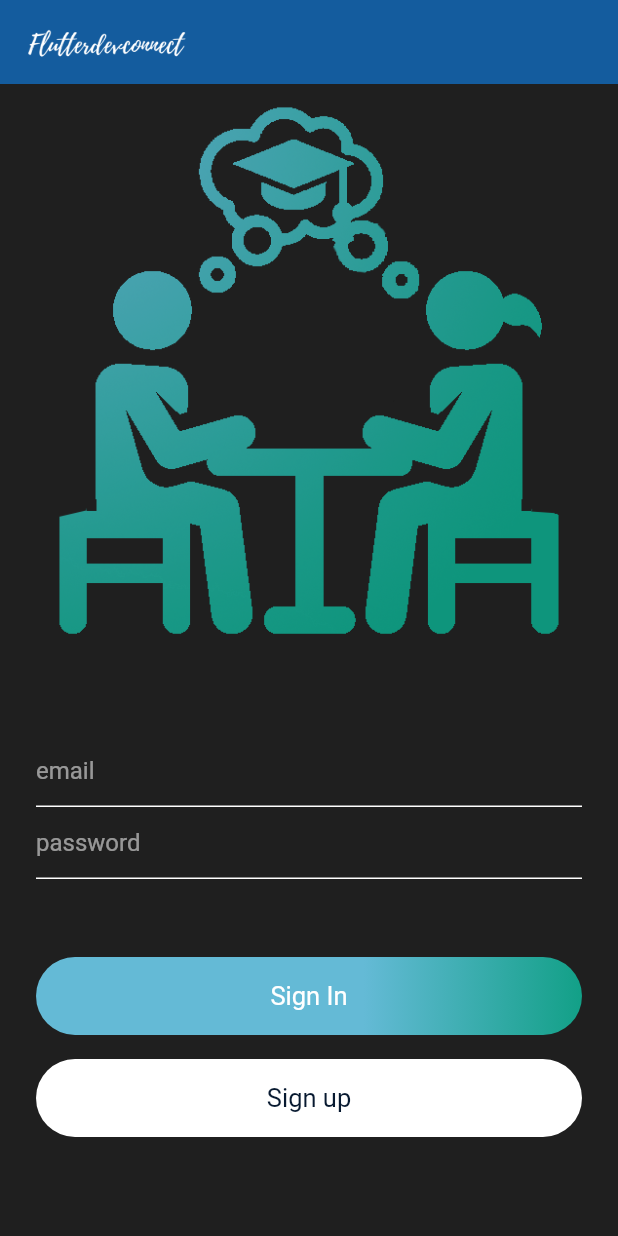
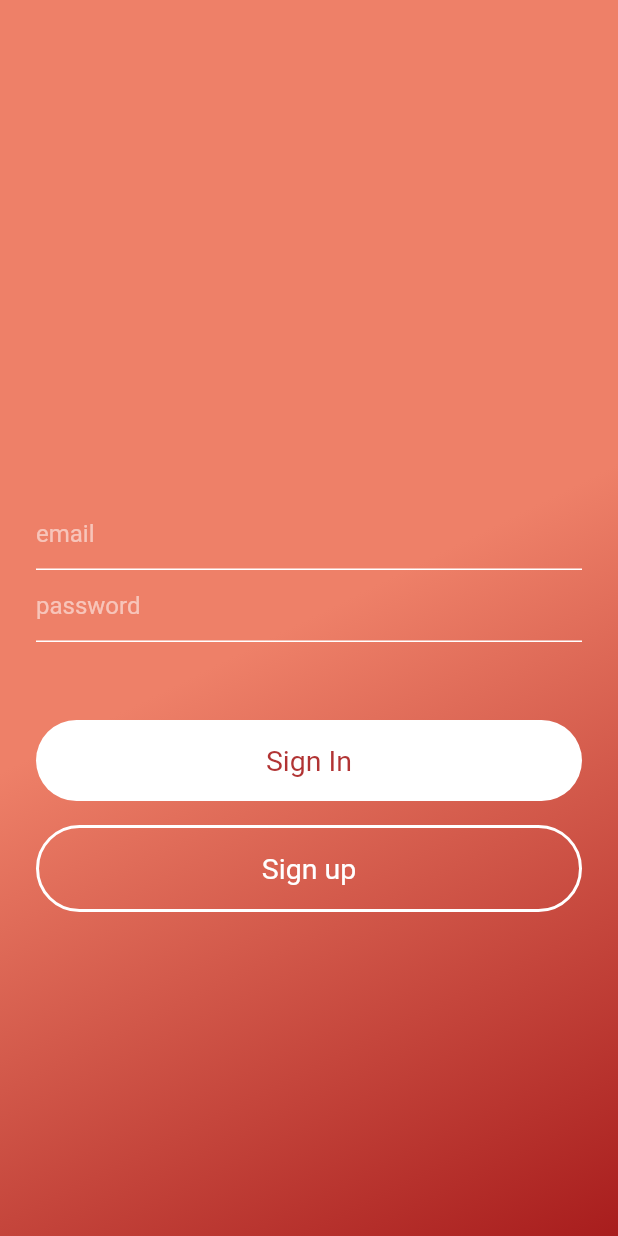
Before and after one commit to maximgnezdov/LetsStudy, a Flutter app: the screen it shows after launch, on a phone screen of 412 x 824 dp. Run offline on Flutter 3.47's test engine with Material 2 defaults, Android fonts, the phone set to English and light mode, and no system bars; our stand-ins replace cloud_firestore, firebase_auth, google_sign_in, shared_preferences; accounts and stored records are empty; Roboto replaces fonts that are missing (OverpassRegular).

Commit message:
Changed the singIn screen changed the collors added new collors changed the buttons

```diff
--- a/lib/helper/theme.dart
+++ b/lib/helper/theme.dart
@@ -15,5 +15,7 @@ class CustomTheme {
   static Color selfMessageColor = Colors.white;
   static Color otherMessageColor = Color(0xff3f3f3f);
   static Color greyColor = Colors.grey;
-  static Color chatBackgroundColor = Color(0xffCFF0FB)  ;
+  static Color chatBackgroundColor = Color(0xffCFF0FB);
+  static Color alterBackground = Color(0xffEE8068);
+  static Color alterGradient = Color(0xffA81D1D)  ;
 }
--- a/lib/views/signin.dart
+++ b/lib/views/signin.dart
@@ -62,7 +62,8 @@ class _SignInState extends State<SignIn> {
   @override
   Widget build(BuildContext context) {
     return Scaffold(
-      appBar: appBarMain(context),
+       resizeToAvoidBottomInset: false,
+        // appBar: appBarMain(context),
       body: isLoading
           ? Container(
               child: Center(child: CircularProgressIndicator()),
@@ -70,14 +71,26 @@ class _SignInState extends State<SignIn> {
             : Container(
                 padding: EdgeInsets.symmetric(horizontal: 24),
                decoration: BoxDecoration(
-               image: DecorationImage(
+                   gradient: LinearGradient(
+                     begin: Alignment.topLeft,
+                     end: Alignment.bottomRight,
+                     stops: [
+                       0.5,
+                       1
+                     ],
+                     colors: [
+                       CustomTheme.alterBackground,
+                       CustomTheme.alterGradient,
+                     ],
+                   ),
+               ),
+                 /*image: DecorationImage(
                    image: AssetImage(
-                     'assets/images/logo2.png'),
-                 fit: BoxFit.scaleDown,
+                       'assets/images/app background.png'),
+                   fit: BoxFit.fitWidth,
                    alignment: Alignment.topCenter,
 
-               ),
-             ),
+                 ),*/
                 child: Column(
                   children: [
                     Spacer(),
@@ -145,22 +158,12 @@ class _SignInState extends State<SignIn> {
                         padding: EdgeInsets.symmetric(vertical: 16),
                         decoration: BoxDecoration(
                             borderRadius: BorderRadius.circular(30),
-                          gradient: LinearGradient(
-                            begin: Alignment.centerLeft,
-                            end: Alignment.centerRight,
-                            stops: [
-                              0.6,
-                              1
-                            ],
-                            colors: [
-                               CustomTheme.selfMessageBackgroundColor,
-                               CustomTheme.gradientColor
-                            ],
-                          )),
+                            color: Colors.white),
                         width: MediaQuery.of(context).size.width,
                         child: Text(
                           "Sign In",
-                        style: biggerTextStyle(),
+                          style:
+                          TextStyle(fontSize: 19, color: CustomTheme.alterGradient.withOpacity(0.9)),
                           textAlign: TextAlign.center,
                         ),
                       ),
@@ -176,12 +179,16 @@ class _SignInState extends State<SignIn> {
                       padding: EdgeInsets.symmetric(vertical: 16),
                       decoration: BoxDecoration(
                           borderRadius: BorderRadius.circular(30),
-                        color: Colors.white),
+                          border: Border.all(
+                            color: Colors.white,
+                            width: 2,
+                          )
+                      ),
                       width: MediaQuery.of(context).size.width,
                       child: Text(
                         "Sign up",
                         style:
-                          TextStyle(fontSize: 17, color: CustomTheme.textColor),
+                            TextStyle(fontSize: 19, color: CustomTheme.selfMessageColor),
                         textAlign: TextAlign.center,
                       ),
                     ),
@@ -211,7 +218,7 @@ class _SignInState extends State<SignIn> {
                       ],
                     ),*/
                     SizedBox(
-                    height: 50,
+                      height: 200,
                     )
                   ],
                 ),
```
Also changed, not shown: assets/images/app background plain.png (added), assets/images/app background.png (added), assets/images/logoWithSLogan.png (added). Lines whose indentation alone changed are shown as unchanged.
